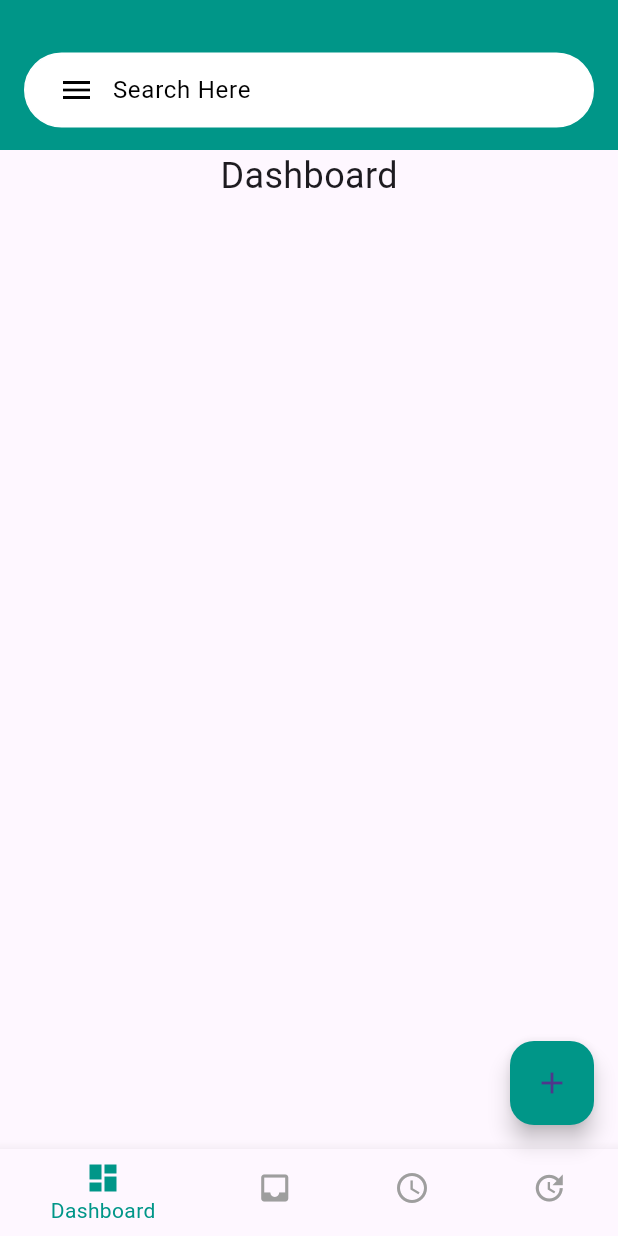
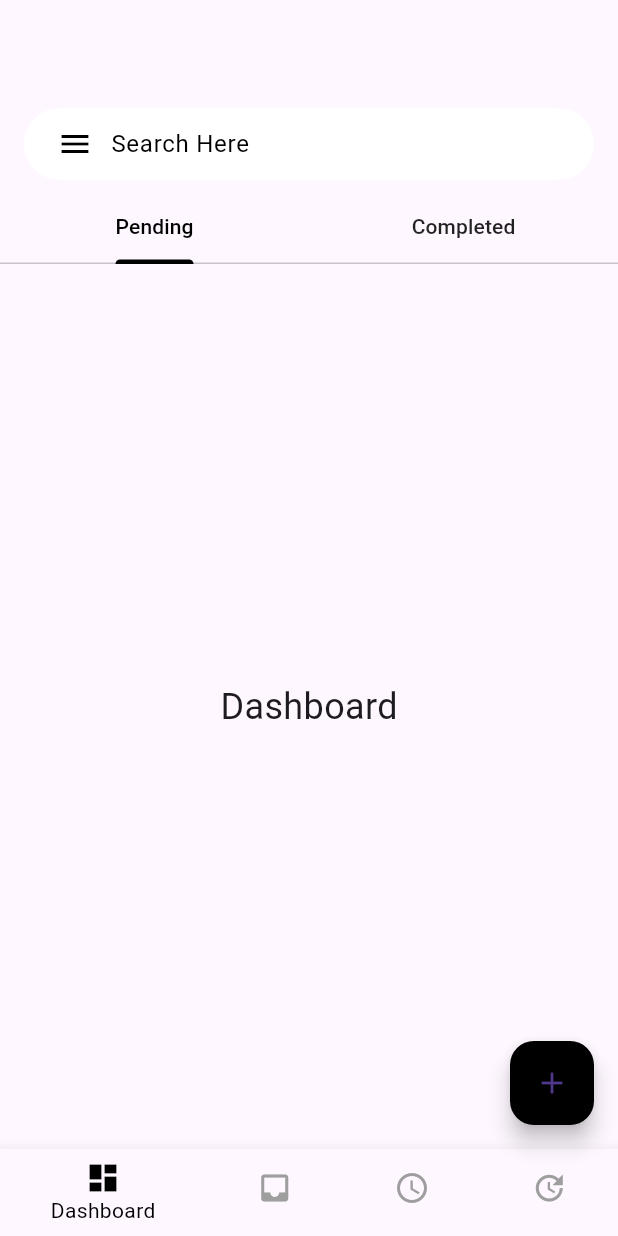
Before and after one commit to lathamaniTech/Buildperfect, a Flutter app: the screen it shows after launch, on a phone screen of 412 x 824 dp. Run offline on Flutter 3.47's test engine with Material 3 defaults, Android fonts, the phone set to English and light mode, and no system bars.

Commit message:
Tab Bar Updated

```diff
--- a/lib/bottomnavigationbar.dart
+++ b/lib/bottomnavigationbar.dart
@@ -10,7 +10,7 @@ class BottomNavBar extends StatelessWidget {
   Widget build(BuildContext context) {
     return BottomNavigationBar(
       backgroundColor: Colors.black,
-      selectedItemColor: Colors.teal,
+      selectedItemColor: Colors.black,
       unselectedItemColor: Colors.grey,
       currentIndex: currentIndex,
       onTap: onTap,
--- a/lib/floatingactionbar.dart
+++ b/lib/floatingactionbar.dart
@@ -9,7 +9,7 @@ class FloatingActionBarWidget extends StatelessWidget {
           SnackBar(content: Text("Floating Action Button Pressed")),
         );
       },
-      backgroundColor: Colors.teal,
+      backgroundColor: Colors.black,
       child: Icon(Icons.add),
     );
   }
--- a/lib/main.dart
+++ b/lib/main.dart
@@ -23,7 +23,7 @@ class HomeScreen extends StatefulWidget {
   State<HomeScreen> createState() => HomeScreenState();
 }
 
-class HomeScreenState extends State<HomeScreen> {
+class HomeScreenState extends State<HomeScreen> with SingleTickerProviderStateMixin {
   int selectedIndex = 0;
   String searchQuery = "";
 
@@ -39,26 +39,37 @@ class HomeScreenState extends State<HomeScreen> {
   }
 
   @override
- @override
   Widget build(BuildContext context) {
-  return Scaffold(
+    return DefaultTabController(
+      length: 2,
+      child: Scaffold(
         drawer: Sidenavigationbar(),
         body: CustomScrollView(
           slivers: [
             SliverAppBar(
-          backgroundColor: Colors.teal,
-          expandedHeight: 100.0,
+              pinned: true,
               automaticallyImplyLeading: false,
-          flexibleSpace: FlexibleSpaceBar(
-            background: Container(
-              padding: EdgeInsets.only(top: MediaQuery.of(context).padding.top + 20, left: 16, right: 16),
-              color: Colors.teal,
-              alignment: Alignment.center,
+              backgroundColor: Colors.transparent,
+              expandedHeight: 0,
+              bottom: PreferredSize(
+                preferredSize: Size.fromHeight(120),
+                child: Container(
+                  decoration: BoxDecoration(
+                      color: Colors.transparent,
+                  ),
+                  child: Column(
+                    children: [
+                      Padding(
+                        padding: EdgeInsets.fromLTRB(
+                          16,
+                          MediaQuery.of(context).padding.top + 12,
+                          16,
+                          8,
+                        ),
                         child: Container(
                           decoration: BoxDecoration(
                             color: Colors.white,
                             borderRadius: BorderRadius.circular(30.0),
-                  border: Border.all(color: Colors.white),
                           ),
                           padding: EdgeInsets.symmetric(horizontal: 10),
                           child: Row(
@@ -88,10 +99,26 @@ Widget build(BuildContext context) {
                           ),
                         ),
                       ),
+                      TabBar(
+                        labelColor: Colors.black,
+                        unselectedLabelColor: Colors.black87,
+                        indicatorColor: Colors.black,
+                        tabs: [
+                          Tab(text: "Pending"),
+                          Tab(text: "Completed"),
+                        ],
+                      ),
+                    ],
                   ),
                 ),
-        SliverToBoxAdapter(
-          child: pages[selectedIndex],
+              ),
+            ),
+            SliverFillRemaining(
+              child: TabBarView(
+                children: [
+                  pages[selectedIndex],
+                ],
+              ),
             ),
           ],
         ),
@@ -101,6 +128,7 @@ Widget build(BuildContext context) {
         ),
         floatingActionButton: FloatingActionBarWidget(),
         floatingActionButtonLocation: FloatingActionButtonLocation.endFloat,
+      ),
     );
   }
 }
--- a/lib/sidenavigationbar.dart
+++ b/lib/sidenavigationbar.dart
@@ -8,7 +8,7 @@ class Sidenavigationbar extends StatelessWidget {
         padding: EdgeInsets.zero,
         children: [
           DrawerHeader(
-            decoration: BoxDecoration(color: Colors.teal),
+            decoration: BoxDecoration(color: Colors.black),
             child: Text("Menu", style: TextStyle(color: Colors.white, fontSize: 24)),
           ),
           ListTile(
```
Lines whose indentation alone changed are shown as unchanged.
